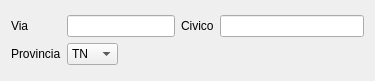
Above: src/com/axiastudio/suite/anagrafiche/forms/indirizzo.ui from tizianolattisi/suitegda before the change. Below: the same form after it.
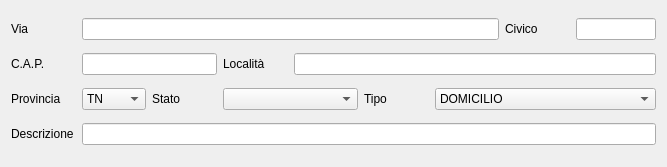
That is the form after the change. Custom widgets are drawn as their Qt base class.

Commit message: Completamento anagrafica indirizzo.

What changed in the file:
```diff
--- a/src/com/axiastudio/suite/anagrafiche/forms/indirizzo.ui
+++ b/src/com/axiastudio/suite/anagrafiche/forms/indirizzo.ui
@@ -6,15 +6,13 @@
    <rect>
     <x>0</x>
     <y>0</y>
-    <width>375</width>
-    <height>81</height>
+    <width>667</width>
+    <height>167</height>
    </rect>
   </property>
   <property name="windowTitle">
    <string>Indirizzo</string>
   </property>
-  <layout class="QVBoxLayout" name="verticalLayout">
-   <item>
     <layout class="QGridLayout" name="gridLayout">
      <item row="0" column="0">
       <widget class="QLabel" name="label">
@@ -23,35 +21,69 @@
        </property>
       </widget>
      </item>
-     <item row="0" column="1" colspan="2">
+   <item row="0" column="1" colspan="6">
       <widget class="QLineEdit" name="lineEdit">
        <property name="column" stdset="0">
         <string>via</string>
        </property>
       </widget>
      </item>
-     <item row="0" column="3">
+   <item row="0" column="7">
       <widget class="QLabel" name="label_2">
        <property name="text">
         <string>Civico</string>
        </property>
       </widget>
      </item>
-     <item row="0" column="4">
+   <item row="0" column="8">
       <widget class="QLineEdit" name="lineEdit_2">
+     <property name="maximumSize">
+      <size>
+       <width>80</width>
+       <height>16777215</height>
+      </size>
+     </property>
        <property name="column" stdset="0">
         <string>civico</string>
        </property>
       </widget>
      </item>
      <item row="1" column="0">
+    <widget class="QLabel" name="label_4">
+     <property name="text">
+      <string>C.A.P.</string>
+     </property>
+    </widget>
+   </item>
+   <item row="1" column="1" colspan="2">
+    <widget class="QLineEdit" name="lineEdit_3">
+     <property name="column" stdset="0">
+      <string>cap</string>
+     </property>
+    </widget>
+   </item>
+   <item row="1" column="3">
+    <widget class="QLabel" name="label_5">
+     <property name="text">
+      <string>Località</string>
+     </property>
+    </widget>
+   </item>
+   <item row="1" column="4" colspan="5">
+    <widget class="QLineEdit" name="lineEdit_4">
+     <property name="column" stdset="0">
+      <string>localita</string>
+     </property>
+    </widget>
+   </item>
+   <item row="2" column="0">
       <widget class="QLabel" name="label_3">
        <property name="text">
         <string>Provincia</string>
        </property>
       </widget>
      </item>
-     <item row="1" column="1">
+   <item row="2" column="1">
       <widget class="QComboBox" name="comboBoxProvincia">
        <property name="column" stdset="0">
         <string>provincia</string>
@@ -68,23 +100,82 @@
        </item>
       </widget>
      </item>
-     <item row="1" column="2" colspan="3">
-      <spacer name="horizontalSpacer">
-       <property name="orientation">
-        <enum>Qt::Horizontal</enum>
-       </property>
-       <property name="sizeHint" stdset="0">
-        <size>
-         <width>188</width>
-         <height>20</height>
-        </size>
-       </property>
-      </spacer>
-     </item>
-    </layout>
+   <item row="2" column="2">
+    <widget class="QLabel" name="label_6">
+     <property name="text">
+      <string>Stato</string>
+     </property>
+    </widget>
+   </item>
+   <item row="2" column="3" colspan="2">
+    <widget class="com.axiastudio.pypapi.ui.widgets.PyPaPiComboBox" name="comboBox">
+     <property name="column" stdset="0">
+      <string>stato</string>
+     </property>
+    </widget>
+   </item>
+   <item row="2" column="5">
+    <widget class="QLabel" name="label_8">
+     <property name="text">
+      <string>Tipo</string>
+     </property>
+    </widget>
    </item>
+   <item row="2" column="6" colspan="3">
+    <widget class="QComboBox" name="comboBoxProvincia_2">
+     <property name="column" stdset="0">
+      <string>tipo</string>
+     </property>
+     <item>
+      <property name="text">
+       <string>DOMICILIO</string>
+      </property>
+     </item>
+     <item>
+      <property name="text">
+       <string>RESIDENZA</string>
+      </property>
+     </item>
+     <item>
+      <property name="text">
+       <string>LAVORO</string>
+      </property>
+     </item>
+     <item>
+      <property name="text">
+       <string>VILLEGGIATURA</string>
+      </property>
+     </item>
+     <item>
+      <property name="text">
+       <string>ALTRO</string>
+      </property>
+     </item>
+    </widget>
+   </item>
+   <item row="3" column="0">
+    <widget class="QLabel" name="label_7">
+     <property name="text">
+      <string>Descrizione</string>
+     </property>
+    </widget>
+   </item>
+   <item row="3" column="1" colspan="8">
+    <widget class="QLineEdit" name="lineEdit_5">
+     <property name="column" stdset="0">
+      <string>descrizione</string>
+     </property>
+    </widget>
+   </item>
   </layout>
  </widget>
+ <customwidgets>
+  <customwidget>
+   <class>com.axiastudio.pypapi.ui.widgets.PyPaPiComboBox</class>
+   <extends>QComboBox</extends>
+   <header>pypapicombobox.h</header>
+  </customwidget>
+ </customwidgets>
  <resources/>
  <connections/>
 </ui>
```
Lines whose indentation alone changed are shown as unchanged. The commit also changes 7 other files.
